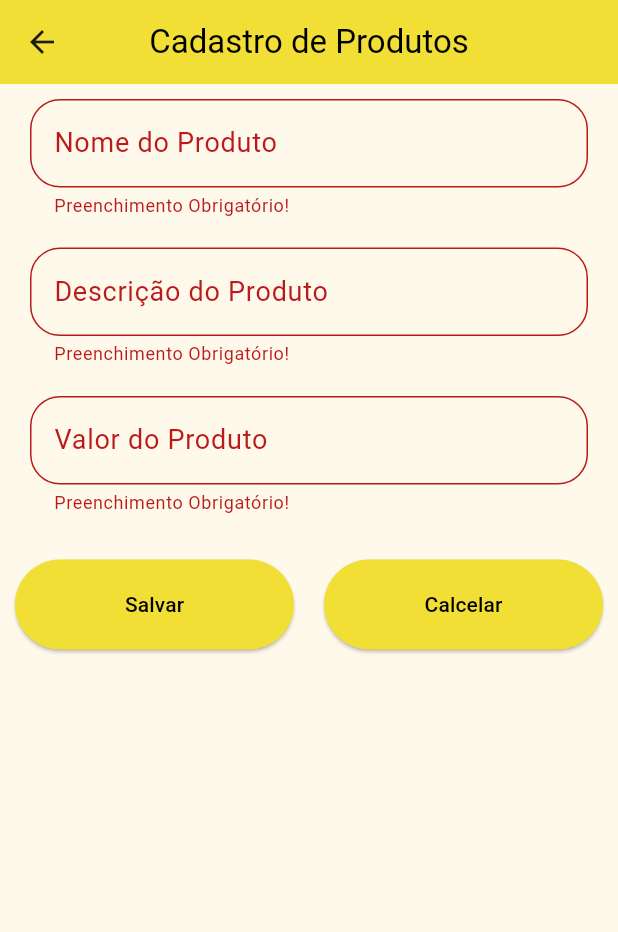
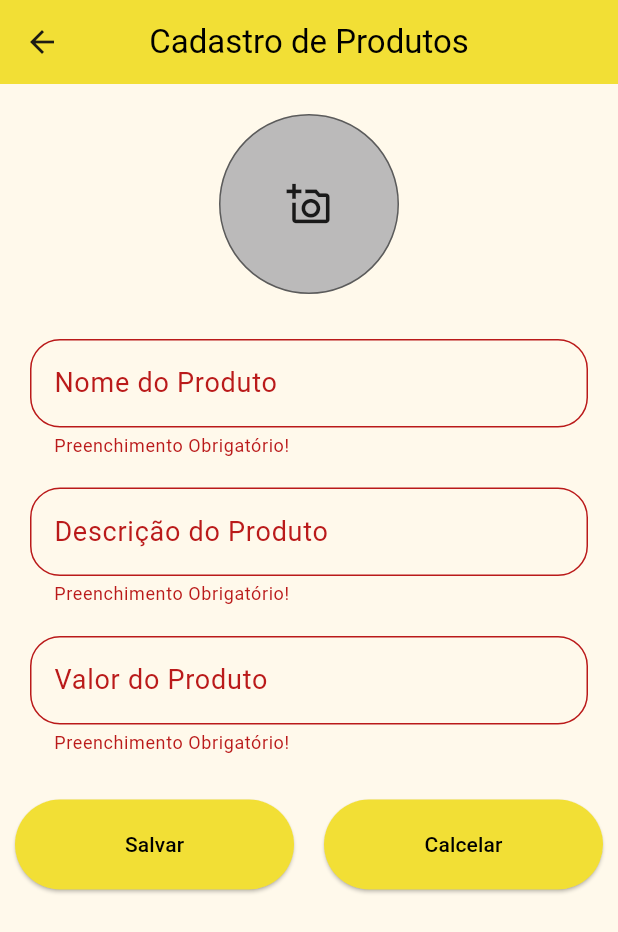
Before and after one commit to IgorSimao/AppAnuncios, a Flutter app: the CadastroScreen screen opened directly, after a tap on "Salvar", on a phone screen of 412 x 824 dp. Shown: the top 932 px of the screen. Run offline on Flutter 3.47's test engine with Material 2 defaults, Android fonts, the phone set to English and light mode, and no system bars; our stand-ins replace image_picker, sqflite; missing offline and left inert: dart:ffi; accounts and stored records are empty.

```diff
--- a/lib/cadastro_screen.dart
+++ b/lib/cadastro_screen.dart
@@ -1,6 +1,10 @@
+import 'dart:io';
+
 import 'package:flutter/material.dart';
 import 'package:mercado_livre/home_page.dart';
 import 'package:mercado_livre/model/produto.dart';
+import 'package:image_picker/image_picker.dart';
+import 'package:path_provider/path_provider.dart';
 
 class CadastroScreen extends StatefulWidget {
   Produto? produto;
@@ -14,8 +18,9 @@ class _CadastroScreenState extends State<CadastroScreen> {
   final TextEditingController _produtoNomeController = TextEditingController();
   final TextEditingController _produtoDescController = TextEditingController();
   final TextEditingController _produtoValorController = TextEditingController();
+  final GlobalKey<FormState> _formKey = GlobalKey<FormState>();
 
-  final GlobalKey<FormState> _formKey = GlobalKey<FormState>();
+  File? _image;
 
   @override
   void initState() {
@@ -25,6 +30,7 @@ class _CadastroScreenState extends State<CadastroScreen> {
         _produtoNomeController.text = widget.produto!.nome;
         _produtoDescController.text = widget.produto!.descricao;
         _produtoValorController.text = widget.produto!.valor.toString();
+        _image = widget.produto!.image;
       });
     }
   }
@@ -43,19 +49,54 @@ class _CadastroScreenState extends State<CadastroScreen> {
           backgroundColor: const Color.fromARGB(255, 242, 223, 53),
         ),
         body: SingleChildScrollView(
-          child: Form(
+            child: Column(
+          children: [
+            GestureDetector(
+              child: Container(
+                margin: const EdgeInsets.symmetric(vertical: 20.0),
+                width: 120,
+                height: 120,
+                decoration: BoxDecoration(
+                  color: const Color.fromARGB(255, 187, 186, 186),
+                  border: Border.all(
+                      width: 1, color: const Color.fromARGB(255, 91, 91, 91)),
+                  shape: BoxShape.circle,
+                ),
+                child: _image == null
+                    ? const Icon(
+                        Icons.add_a_photo_outlined,
+                        size: 30,
+                      )
+                    : ClipOval(
+                        child: Image.file(_image!),
+                      ),
+              ),
+              onTap: () async {
+                final ImagePicker _picker = ImagePicker();
+                final XFile? pickedFile =
+                    await _picker.pickImage(source: ImageSource.camera);
+                if (pickedFile != null) {
+                  setState(() {
+                    _image = File(pickedFile.path);
+                  });
+                }
+              },
+            ),
+            Form(
               key: _formKey,
               child: Column(
                 children: [
                   Container(
-                  padding: const EdgeInsets.symmetric(vertical: 10, horizontal: 20),
+                    padding: const EdgeInsets.symmetric(
+                        vertical: 10, horizontal: 20),
                     child: TextFormField(
                       controller: _produtoNomeController,
                       style: const TextStyle(fontSize: 18),
                       decoration: const InputDecoration(
                         labelText: "Nome do Produto",
                         border: OutlineInputBorder(
-                          borderRadius: BorderRadius.all(Radius.circular(20))),
+                            borderRadius:
+                                BorderRadius.all(Radius.circular(20))),
                         labelStyle: TextStyle(fontSize: 18),
                       ),
                       validator: (value) {
@@ -66,14 +107,16 @@ class _CadastroScreenState extends State<CadastroScreen> {
                     ),
                   ),
                   Container(
-                  padding: const EdgeInsets.symmetric(vertical: 10, horizontal: 20),
+                    padding: const EdgeInsets.symmetric(
+                        vertical: 10, horizontal: 20),
                     child: TextFormField(
                       controller: _produtoDescController,
                       style: const TextStyle(fontSize: 18),
                       decoration: const InputDecoration(
                         labelText: "Descrição do Produto",
                         border: OutlineInputBorder(
-                          borderRadius: BorderRadius.all(Radius.circular(20))),
+                            borderRadius:
+                                BorderRadius.all(Radius.circular(20))),
                         labelStyle: TextStyle(fontSize: 18),
                       ),
                       validator: (value) {
@@ -84,7 +127,8 @@ class _CadastroScreenState extends State<CadastroScreen> {
                     ),
                   ),
                   Container(
-                  padding: const EdgeInsets.symmetric(vertical: 10, horizontal: 20),
+                    padding: const EdgeInsets.symmetric(
+                        vertical: 10, horizontal: 20),
                     child: TextFormField(
                       controller: _produtoValorController,
                       style: const TextStyle(fontSize: 18),
@@ -92,7 +136,8 @@ class _CadastroScreenState extends State<CadastroScreen> {
                       decoration: const InputDecoration(
                         labelText: "Valor do Produto",
                         border: OutlineInputBorder(
-                          borderRadius: BorderRadius.all(Radius.circular(20))),
+                            borderRadius:
+                                BorderRadius.all(Radius.circular(20))),
                         labelStyle: TextStyle(fontSize: 18),
                       ),
                       validator: (value) {
@@ -105,32 +150,59 @@ class _CadastroScreenState extends State<CadastroScreen> {
                   Row(children: [
                     Expanded(
                       child: Container(
-                      padding:
-                          const EdgeInsets.symmetric(horizontal: 10, vertical: 20),
+                        padding: const EdgeInsets.symmetric(
+                            horizontal: 10, vertical: 20),
                         height: 100,
                         width: 200,
                         child: ElevatedButton(
                           child: const Text("Salvar",
                               style: TextStyle(color: Colors.black)),
-                        onPressed: () {
+                          onPressed: () async {
+                            File? savedImage;
+                            if (_image != null) {
+                              Directory directory =
+                                  await getApplicationDocumentsDirectory();
+                              String localPath = directory.path;
+
+                              String uniqueID = UniqueKey().toString();
+
+                              savedImage = await _image!
+                                  .copy("$localPath/image_$uniqueID.jpg");
+                            }
+
                             FocusScope.of(context).unfocus();
                             if (_formKey.currentState!.validate()) {
+                              if (widget.produto == null) {
                                 Produto produto = Produto(
                                     _produtoNomeController.text,
+                                    double.parse(_produtoValorController.text),
                                     _produtoDescController.text,
-                                double.parse(_produtoValorController.text));
+                                    image: savedImage);
                                 Navigator.pop(context, produto);
+                              } else {
+                                //Editar Produto
+                                widget.produto!.nome =
+                                    _produtoNomeController.text;
+                                widget.produto!.descricao =
+                                    _produtoDescController.text;
+                                widget.produto!.valor =
+                                    double.parse(_produtoValorController.text);
+                                widget.produto!.image = savedImage;
+                                Navigator.pop(context, widget.produto);
+
+                              }
                             }
                           },
                           style: ElevatedButton.styleFrom(
-                            backgroundColor: Color.fromARGB(255, 242, 223, 53)),
+                              backgroundColor:
+                                  Color.fromARGB(255, 242, 223, 53)),
                         ),
                       ),
                     ),
                     Expanded(
                       child: Container(
-                      padding:
-                          const EdgeInsets.symmetric(horizontal: 10, vertical: 20),
+                        padding: const EdgeInsets.symmetric(
+                            horizontal: 10, vertical: 20),
                         height: 100,
                         width: 200,
                         child: ElevatedButton(
@@ -143,7 +215,8 @@ class _CadastroScreenState extends State<CadastroScreen> {
                                     builder: (context) => HomePage()))
                           },
                           style: ElevatedButton.styleFrom(
-                            backgroundColor: const Color.fromARGB(255, 242, 223, 53)),
+                              backgroundColor:
+                                  const Color.fromARGB(255, 242, 223, 53)),
                         ),
                       ),
                     )
@@ -151,6 +224,7 @@ class _CadastroScreenState extends State<CadastroScreen> {
                 ],
               ),
             ),
-        ));
+          ],
+        )));
   }
 }
--- a/pubspec.yaml
+++ b/pubspec.yaml
@@ -35,6 +35,11 @@ dependencies:
   # The following adds the Cupertino Icons font to your application.
   # Use with the CupertinoIcons class for iOS style icons.
   cupertino_icons: ^1.0.2
+  image_picker: ^1.0.4
+  url_launcher: ^6.1.0
+  path_provider: ^2.0.9
+  shared_preferences: ^2.0.13
+  sqflite: ^2.0.2+1
 
 dev_dependencies:
   flutter_test:
```
Also changed, not shown: lib/database/database_helper.dart (added, +44 -0 lines), lib/database/iproduto.dart (added, +9 -0 lines), lib/database/produtos_helper.dart (added, +86 -0 lines), lib/home_page.dart (+50 -2 lines), lib/model/produto.dart (+28 -1 lines), pubspec.lock, 5 other files. Lines whose indentation alone changed are shown as unchanged.
